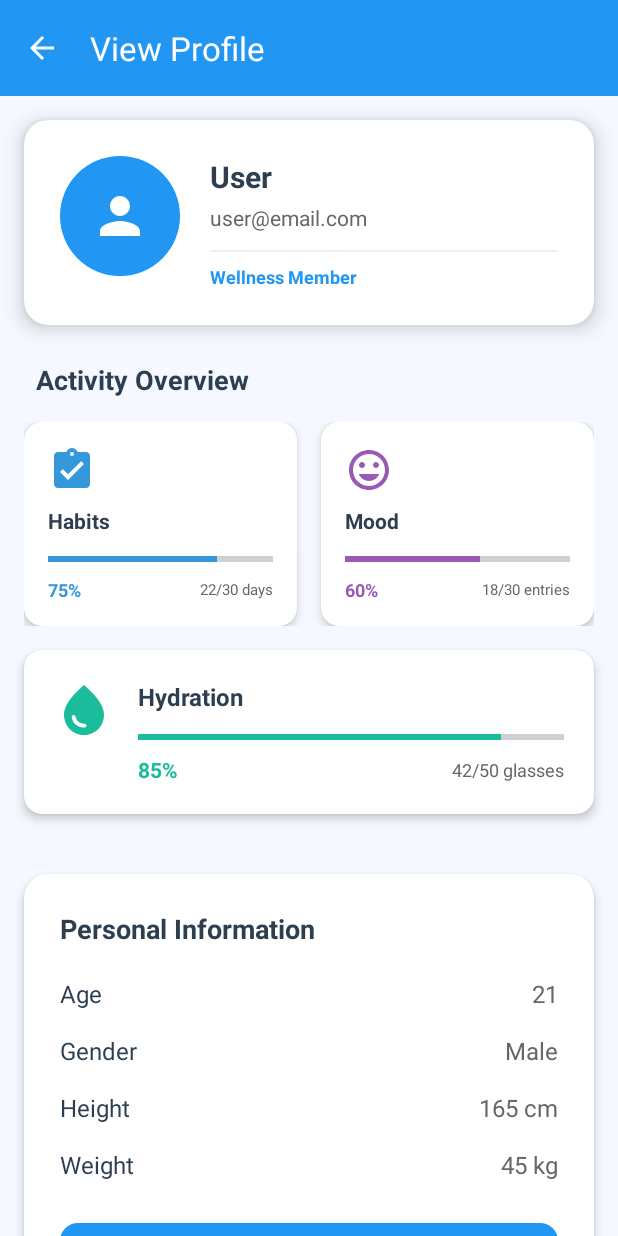
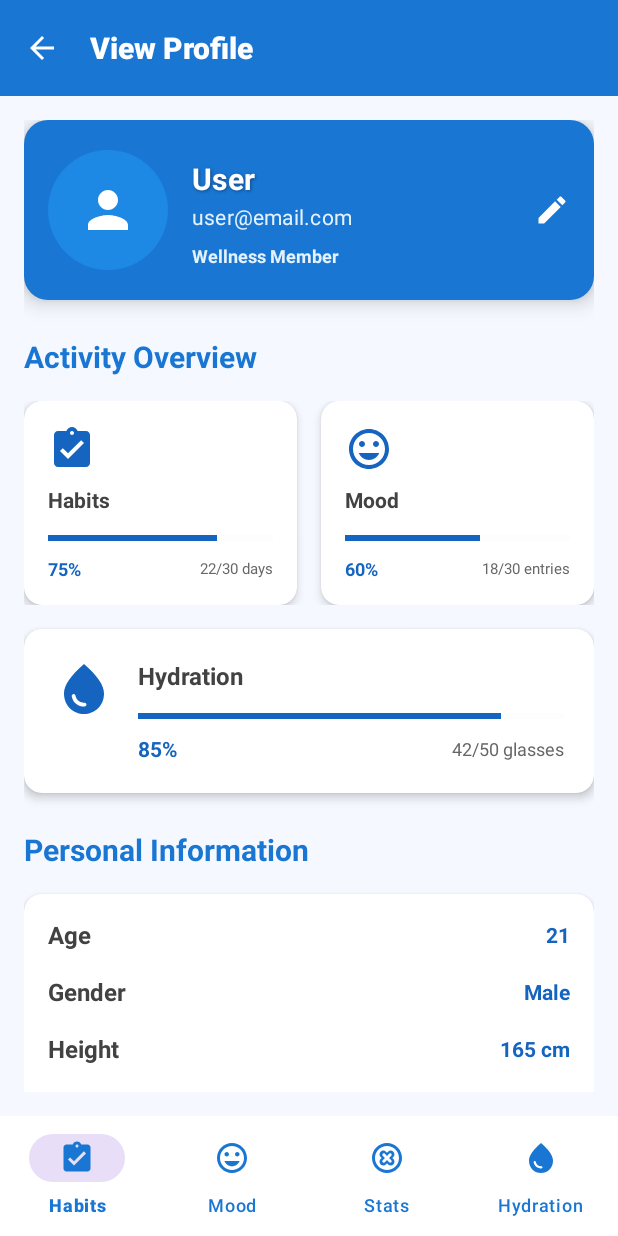
Before and after one commit to thusithassilva/HealthApp, an Android app: the ViewProfileActivity screen opened directly, with no data from a screen before it, on a phone screen of 412 x 824 dp. Run offline under Robolectric (Android 15) with nearby library versions, the phone set to English and light mode, and no system bars.

Commit message:
Update activity_view_profile.xml
update UI in profile page

```diff
--- a/app/src/main/res/layout/activity_view_profile.xml
+++ b/app/src/main/res/layout/activity_view_profile.xml
@@ -1,48 +1,53 @@
 <?xml version="1.0" encoding="utf-8"?>
-<androidx.core.widget.NestedScrollView xmlns:android="http://schemas.android.com/apk/res/android"
+<LinearLayout xmlns:android="http://schemas.android.com/apk/res/android"
     xmlns:app="http://schemas.android.com/apk/res-auto"
     xmlns:tools="http://schemas.android.com/tools"
     android:layout_width="match_parent"
     android:layout_height="match_parent"
+    android:orientation="vertical"
+    android:background="@color/white">
+
+    <!-- Toolbar - Consistent with Homepage -->
+    <com.google.android.material.appbar.MaterialToolbar
+        android:id="@+id/toolbar"
+        android:layout_width="match_parent"
+        android:layout_height="?attr/actionBarSize"
+        android:background="@color/primary_blue"
+        android:theme="@style/ThemeOverlay.MaterialComponents.Dark.ActionBar"
+        app:title="View Profile"
+        app:titleTextColor="@color/white"
+        app:titleTextAppearance="@style/BoldToolbarTitle" />
+
+    <ScrollView
+        android:layout_width="match_parent"
+        android:layout_height="0dp"
+        android:layout_weight="1"
+        android:padding="16dp"
         android:background="@color/light_background"
-    android:fillViewport="true">
+        android:scrollbars="none">
 
         <LinearLayout
             android:layout_width="match_parent"
             android:layout_height="wrap_content"
             android:orientation="vertical">
 
-        <!-- Toolbar -->
-        <com.google.android.material.appbar.MaterialToolbar
-            android:id="@+id/toolbar"
-            android:layout_width="match_parent"
-            android:layout_height="?attr/actionBarSize"
-            android:background="@color/primary_color"
-            android:theme="@style/ThemeOverlay.MaterialComponents.Dark.ActionBar"
-            app:navigationIcon="@drawable/ic_arrow_back_white"
-            app:title="View Profile"
-            app:titleTextColor="@color/white" />
-
-        <!-- Profile Header Card -->
-        <androidx.cardview.widget.CardView
-            android:layout_width="match_parent"
-            android:layout_height="wrap_content"
-            android:layout_margin="16dp"
-            app:cardCornerRadius="16dp"
-            app:cardElevation="8dp"
-            app:cardBackgroundColor="@color/white">
-
+            <!-- Header Section - Consistent with Homepage -->
             <LinearLayout
                 android:layout_width="match_parent"
                 android:layout_height="wrap_content"
                 android:orientation="horizontal"
-                android:padding="24dp">
+                android:layout_marginBottom="24dp"
+                android:background="@drawable/header_background_dark_blue_gradient"
+                android:paddingVertical="20dp"
+                android:paddingHorizontal="16dp"
+                android:elevation="8dp"
+                android:gravity="center_vertical">
 
                 <!-- Profile Icon -->
                 <LinearLayout
                     android:layout_width="80dp"
                     android:layout_height="80dp"
-                    android:background="@drawable/profile_circle_bg"
+                    android:background="@drawable/profile_circle_bg_dark"
                     android:gravity="center">
 
                     <ImageView
@@ -61,61 +66,64 @@
                     android:layout_weight="1"
                     android:orientation="vertical"
                     android:gravity="center_vertical"
-                    android:paddingStart="20dp">
+                    android:layout_marginStart="16dp">
 
                     <TextView
                         android:id="@+id/tvUserName"
                         android:layout_width="match_parent"
                         android:layout_height="wrap_content"
                         android:text="User Name"
-                        android:textColor="@color/dark_text"
+                        android:textColor="@color/white"
                         android:textSize="20sp"
                         android:textStyle="bold"
-                        android:ellipsize="end"
-                        android:maxLines="1" />
+                        android:layout_marginTop="4dp"
+                        android:letterSpacing="0.01"
+                        android:shadowColor="@color/dark_shadow"
+                        android:shadowDx="1"
+                        android:shadowDy="1"
+                        android:shadowRadius="2" />
 
                     <TextView
                         android:id="@+id/tvUserEmail"
                         android:layout_width="match_parent"
                         android:layout_height="wrap_content"
                         android:text="user@email.com"
-                        android:textColor="@color/gray"
+                        android:textColor="@color/light_blue_white"
                         android:textSize="14sp"
-                        android:layout_marginTop="4dp"
-                        android:ellipsize="end"
-                        android:maxLines="1" />
-
-                    <View
-                        android:layout_width="match_parent"
-                        android:layout_height="1dp"
-                        android:background="@color/divider_color"
-                        android:layout_marginTop="12dp" />
+                        android:layout_marginTop="2dp"
+                        android:letterSpacing="0.01" />
 
                     <TextView
                         android:layout_width="match_parent"
                         android:layout_height="wrap_content"
                         android:text="Wellness Member"
-                        android:textColor="@color/primary_color"
+                        android:textColor="@color/light_blue_white"
                         android:textSize="12sp"
                         android:textStyle="bold"
                         android:layout_marginTop="8dp" />
 
                 </LinearLayout>
 
+                <!-- Edit Profile Icon -->
+                <ImageView
+                    android:id="@+id/btnEditProfile"
+                    android:layout_width="24dp"
+                    android:layout_height="24dp"
+                    android:src="@drawable/ic_edit"
+                    android:contentDescription="Edit Profile"
+                    android:tint="@color/white"
+                    android:layout_marginStart="8dp" />
+
             </LinearLayout>
-
-        </androidx.cardview.widget.CardView>
 
             <!-- Activity Progress Section -->
             <TextView
                 android:layout_width="match_parent"
                 android:layout_height="wrap_content"
                 android:text="Activity Overview"
-            android:textColor="@color/dark_text"
-            android:textSize="18sp"
+                android:textColor="@color/primary_blue"
+                android:textSize="20sp"
                 android:textStyle="bold"
-            android:layout_marginStart="24dp"
-            android:layout_marginTop="8dp"
                 android:layout_marginBottom="16dp" />
 
             <!-- Progress Cards Row 1 -->
@@ -123,8 +131,6 @@
                 android:layout_width="match_parent"
                 android:layout_height="wrap_content"
                 android:orientation="horizontal"
-            android:layout_marginStart="16dp"
-            android:layout_marginEnd="16dp"
                 android:layout_marginBottom="16dp">
 
                 <!-- Habits Progress Card -->
@@ -135,7 +141,7 @@
                     android:layout_marginEnd="8dp"
                     app:cardCornerRadius="12dp"
                     app:cardElevation="4dp"
-                app:cardBackgroundColor="@color/habits_card">
+                    app:cardBackgroundColor="@color/white">
 
                     <LinearLayout
                         android:layout_width="match_parent"
@@ -148,13 +154,13 @@
                             android:layout_height="32dp"
                             android:src="@drawable/ic_habits"
                             android:contentDescription="Habits"
-                        android:tint="@color/habits_icon" />
+                            android:tint="@color/accent_blue" />
 
                         <TextView
                             android:layout_width="match_parent"
                             android:layout_height="wrap_content"
                             android:text="Habits"
-                        android:textColor="@color/dark_text"
+                            android:textColor="@color/dark_gray"
                             android:textSize="14sp"
                             android:textStyle="bold"
                             android:layout_marginTop="8dp" />
@@ -166,7 +172,8 @@
                             android:layout_height="8dp"
                             android:layout_marginTop="12dp"
                             android:progress="75"
-                        android:progressTint="@color/habits_progress" />
+                            android:progressTint="@color/accent_blue"
+                            android:progressBackgroundTint="@color/light_gray" />
 
                         <LinearLayout
                             android:layout_width="match_parent"
@@ -181,7 +188,7 @@
                                 android:layout_height="wrap_content"
                                 android:layout_weight="1"
                                 android:text="75%"
-                            android:textColor="@color/habits_progress"
+                                android:textColor="@color/accent_blue"
                                 android:textSize="12sp"
                                 android:textStyle="bold" />
 
@@ -207,7 +214,7 @@
                     android:layout_marginStart="8dp"
                     app:cardCornerRadius="12dp"
                     app:cardElevation="4dp"
-                app:cardBackgroundColor="@color/mood_card">
+                    app:cardBackgroundColor="@color/white">
 
                     <LinearLayout
                         android:layout_width="match_parent"
@@ -220,13 +227,13 @@
                             android:layout_height="32dp"
                             android:src="@drawable/ic_mood"
                             android:contentDescription="Mood"
-                        android:tint="@color/mood_icon" />
+                            android:tint="@color/accent_blue" />
 
                         <TextView
                             android:layout_width="match_parent"
                             android:layout_height="wrap_content"
                             android:text="Mood"
-                        android:textColor="@color/dark_text"
+                            android:textColor="@color/dark_gray"
                             android:textSize="14sp"
                             android:textStyle="bold"
                             android:layout_marginTop="8dp" />
@@ -238,7 +245,8 @@
                             android:layout_height="8dp"
                             android:layout_marginTop="12dp"
                             android:progress="60"
-                        android:progressTint="@color/mood_progress" />
+                            android:progressTint="@color/accent_blue"
+                            android:progressBackgroundTint="@color/light_gray" />
 
                         <LinearLayout
                             android:layout_width="match_parent"
@@ -253,7 +261,7 @@
                                 android:layout_height="wrap_content"
                                 android:layout_weight="1"
                                 android:text="60%"
-                            android:textColor="@color/mood_progress"
+                                android:textColor="@color/accent_blue"
                                 android:textSize="12sp"
                                 android:textStyle="bold" />
 
@@ -277,12 +285,10 @@
             <androidx.cardview.widget.CardView
                 android:layout_width="match_parent"
                 android:layout_height="wrap_content"
-            android:layout_marginStart="16dp"
-            android:layout_marginEnd="16dp"
                 android:layout_marginBottom="24dp"
                 app:cardCornerRadius="12dp"
                 app:cardElevation="4dp"
-            app:cardBackgroundColor="@color/hydration_card">
+                app:cardBackgroundColor="@color/white">
 
                 <LinearLayout
                     android:layout_width="match_parent"
@@ -295,7 +301,7 @@
                         android:layout_height="40dp"
                         android:src="@drawable/ic_water"
                         android:contentDescription="Hydration"
-                    android:tint="@color/hydration_icon" />
+                        android:tint="@color/accent_blue" />
 
                     <LinearLayout
                         android:layout_width="0dp"
@@ -308,7 +314,7 @@
                             android:layout_width="match_parent"
                             android:layout_height="wrap_content"
                             android:text="Hydration"
-                        android:textColor="@color/dark_text"
+                            android:textColor="@color/dark_gray"
                             android:textSize="16sp"
                             android:textStyle="bold" />
 
@@ -319,7 +325,8 @@
                             android:layout_height="8dp"
                             android:layout_marginTop="12dp"
                             android:progress="85"
-                        android:progressTint="@color/hydration_progress" />
+                            android:progressTint="@color/accent_blue"
+                            android:progressBackgroundTint="@color/light_gray" />
 
                         <LinearLayout
                             android:layout_width="match_parent"
@@ -334,7 +341,7 @@
                                 android:layout_height="wrap_content"
                                 android:layout_weight="1"
                                 android:text="85%"
-                            android:textColor="@color/hydration_progress"
+                                android:textColor="@color/accent_blue"
                                 android:textSize="14sp"
                                 android:textStyle="bold" />
 
@@ -355,11 +362,20 @@
             </androidx.cardview.widget.CardView>
 
             <!-- Personal Information Section -->
+            <TextView
+                android:layout_width="match_parent"
+                android:layout_height="wrap_content"
+                android:text="Personal Information"
+                android:textColor="@color/primary_blue"
+                android:textSize="20sp"
+                android:textStyle="bold"
+                android:layout_marginBottom="16dp" />
+
             <androidx.cardview.widget.CardView
                 android:layout_width="match_parent"
                 android:layout_height="wrap_content"
-            android:layout_margin="16dp"
-            app:cardCornerRadius="16dp"
+                android:layout_marginBottom="32dp"
+                app:cardCornerRadius="12dp"
                 app:cardElevation="4dp"
                 app:cardBackgroundColor="@color/white">
 
@@ -367,22 +383,14 @@
                     android:layout_width="match_parent"
                     android:layout_height="wrap_content"
                     android:orientation="vertical"
-                android:padding="24dp">
-
-                <TextView
-                    android:layout_width="match_parent"
-                    android:layout_height="wrap_content"
-                    android:text="Personal Information"
-                    android:textColor="@color/dark_text"
-                    android:textSize="18sp"
-                    android:textStyle="bold"
-                    android:layout_marginBottom="20dp" />
+                    android:padding="16dp">
 
                     <!-- Age -->
                     <LinearLayout
                         android:layout_width="match_parent"
                         android:layout_height="wrap_content"
                         android:orientation="horizontal"
+                        android:gravity="center_vertical"
                         android:layout_marginBottom="16dp">
 
                         <TextView
@@ -390,16 +398,18 @@
                             android:layout_height="wrap_content"
                             android:layout_weight="1"
                             android:text="Age"
-                        android:textColor="@color/dark_text"
-                        android:textSize="16sp" />
+                            android:textColor="@color/dark_gray"
+                            android:textSize="16sp"
+                            android:textStyle="bold" />
 
                         <TextView
                             android:id="@+id/tvAgeValue"
                             android:layout_width="wrap_content"
                             android:layout_height="wrap_content"
                             android:text="Not set"
-                        android:textColor="@color/gray"
-                        android:textSize="16sp" />
+                            android:textColor="@color/accent_blue"
+                            android:textSize="14sp"
+                            android:textStyle="bold" />
 
                     </LinearLayout>
 
@@ -408,6 +418,7 @@
                         android:layout_width="match_parent"
                         android:layout_height="wrap_content"
                         android:orientation="horizontal"
+                        android:gravity="center_vertical"
                         android:layout_marginBottom="16dp">
 
                         <TextView
@@ -415,16 +426,18 @@
                             android:layout_height="wrap_content"
                             android:layout_weight="1"
                             android:text="Gender"
-                        android:textColor="@color/dark_text"
-                        android:textSize="16sp" />
+                            android:textColor="@color/dark_gray"
+                            android:textSize="16sp"
+                            android:textStyle="bold" />
 
                         <TextView
                             android:id="@+id/tvGenderValue"
                             android:layout_width="wrap_content"
                             android:layout_height="wrap_content"
                             android:text="Not set"
-                        android:textColor="@color/gray"
-                        android:textSize="16sp" />
+                            android:textColor="@color/accent_blue"
+                            android:textSize="14sp"
+                            android:textStyle="bold" />
 
                     </LinearLayout>
 
@@ -433,6 +446,7 @@
                         android:layout_width="match_parent"
                         android:layout_height="wrap_content"
                         android:orientation="horizontal"
+                        android:gravity="center_vertical"
                         android:layout_marginBottom="16dp">
 
                         <TextView
@@ -440,16 +454,18 @@
                             android:layout_height="wrap_content"
                             android:layout_weight="1"
                             android:text="Height"
-                        android:textColor="@color/dark_text"
-                        android:textSize="16sp" />
+                            android:textColor="@color/dark_gray"
+                            android:textSize="16sp"
+                            android:textStyle="bold" />
 
                         <TextView
                             android:id="@+id/tvHeightValue"
                             android:layout_width="wrap_content"
                             android:layout_height="wrap_content"
                             android:text="Not set"
-                        android:textColor="@color/gray"
-                        android:textSize="16sp" />
+                            android:textColor="@color/accent_blue"
+                            android:textSize="14sp"
+                            android:textStyle="bold" />
 
                     </LinearLayout>
 
@@ -458,39 +474,27 @@
                         android:layout_width="match_parent"
                         android:layout_height="wrap_content"
                         android:orientation="horizontal"
-                    android:layout_marginBottom="24dp">
+                        android:gravity="center_vertical">
 
                         <TextView
                             android:layout_width="0dp"
                             android:layout_height="wrap_content"
                             android:layout_weight="1"
                             android:text="Weight"
-                        android:textColor="@color/dark_text"
-                        android:textSize="16sp" />
+                            android:textColor="@color/dark_gray"
+                            android:textSize="16sp"
+                            android:textStyle="bold" />
 
                         <TextView
                             android:id="@+id/tvWeightValue"
                             android:layout_width="wrap_content"
                             android:layout_height="wrap_content"
                             android:text="Not set"
-                        android:textColor="@color/gray"
-                        android:textSize="16sp" />
+                            android:textColor="@color/accent_blue"
+                            android:textSize="14sp"
+                            android:textStyle="bold" />
 
                     </LinearLayout>
-
-                <!-- Edit Profile Button -->
-                <com.google.android.material.button.MaterialButton
-                    android:id="@+id/btnEditProfile"
-                    android:layout_width="match_parent"
-                    android:layout_height="wrap_content"
-                    android:text="Edit Profile"
-                    android:textColor="@color/white"
-                    android:textSize="16sp"
-                    android:textStyle="bold"
-                    app:cornerRadius="12dp"
-                    app:icon="@drawable/ic_edit"
-                    app:iconTint="@color/white"
-                    app:backgroundTint="@color/primary_color" />
 
                 </LinearLayout>
 
@@ -498,4 +502,18 @@
 
         </LinearLayout>
 
-</androidx.core.widget.NestedScrollView>
+    </ScrollView>
+
+    <!-- Bottom Navigation - Consistent with Homepage -->
+    <com.google.android.material.bottomnavigation.BottomNavigationView
+        android:id="@+id/bottomNavigationView"
+        android:layout_width="match_parent"
+        android:layout_height="wrap_content"
+        app:menu="@menu/bottom_navigation_menu"
+        app:labelVisibilityMode="labeled"
+        app:itemIconTint="@color/bottom_nav_color"
+        app:itemTextColor="@color/bottom_nav_color"
+        android:background="@color/white"
+        app:elevation="8dp" />
+
+</LinearLayout>
```
Lines whose indentation alone changed are shown as unchanged.
